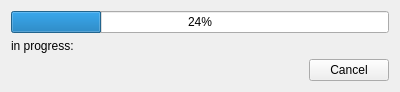
Before: the Qt Designer form dialogs/progressdialog.ui in Kicer86/builder, drawn with Qt 5.
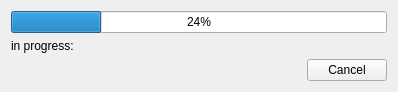
After: the same form once the commit is applied.

Commit message: Missing dialogs' titles added

```diff
--- a/dialogs/progressdialog.ui
+++ b/dialogs/progressdialog.ui
@@ -6,8 +6,8 @@
    <rect>
     <x>0</x>
     <y>0</y>
-    <width>400</width>
-    <height>85</height>
+    <width>398</width>
+    <height>83</height>
    </rect>
   </property>
   <property name="sizePolicy">
```
Left out of the diff: 2 changed lines with no effect on the pictures. The commit also changes 4 other files.
